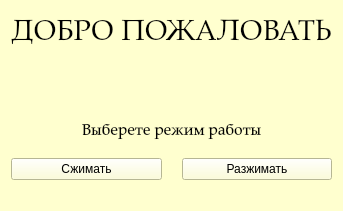
SlowKiller/RLE_translator, file welcome.ui: the form before one commit.
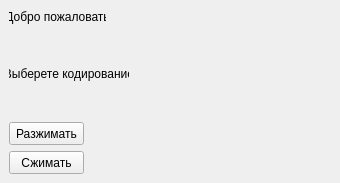
The form after the commit.

Commit message: Изменён дизайн окна приветствия (упрощён до примитива для возможности работы)

Diff of the .ui file:
```diff
--- a/welcome.ui
+++ b/welcome.ui
@@ -10,7 +10,7 @@
     <x>0</x>
     <y>0</y>
     <width>340</width>
-    <height>211</height>
+    <height>183</height>
    </rect>
   </property>
   <property name="mouseTracking">
@@ -23,108 +23,66 @@
    <bool>false</bool>
   </property>
   <property name="styleSheet">
-   <string notr="true">background-color: rgb(255, 255, 207);</string>
+   <string notr="true"/>
   </property>
-  <layout class="QVBoxLayout" name="verticalLayout_3">
-   <item>
-    <layout class="QVBoxLayout" name="Welcome_Layoyt">
-     <item>
-      <widget class="QLabel" name="Welcome_Text">
-       <property name="font">
-        <font>
-         <family>Palatino Linotype</family>
-         <pointsize>22</pointsize>
-         <weight>50</weight>
-         <bold>false</bold>
-        </font>
-       </property>
-       <property name="layoutDirection">
-        <enum>Qt::LeftToRight</enum>
-       </property>
+  <widget class="QLabel" name="label_2">
+   <property name="geometry">
+    <rect>
+     <x>9</x>
+     <y>66</y>
+     <width>120</width>
+     <height>16</height>
+    </rect>
+   </property>
        <property name="text">
-        <string>ДОБРО ПОЖАЛОВАТЬ</string>
+    <string>Выберете кодирование</string>
        </property>
        <property name="alignment">
         <set>Qt::AlignCenter</set>
        </property>
       </widget>
-     </item>
-    </layout>
-   </item>
-   <item>
-    <spacer name="Upper_Spacer">
-     <property name="orientation">
-      <enum>Qt::Vertical</enum>
-     </property>
-     <property name="sizeType">
-      <enum>QSizePolicy::Fixed</enum>
-     </property>
-     <property name="sizeHint" stdset="0">
-      <size>
-       <width>20</width>
-       <height>50</height>
-      </size>
-     </property>
-    </spacer>
-   </item>
-   <item>
-    <layout class="QVBoxLayout" name="Choose_layout">
-     <item>
-      <widget class="QLabel" name="Choose_Text">
-       <property name="font">
-        <font>
-         <family>Palatino Linotype</family>
-         <pointsize>12</pointsize>
-        </font>
-       </property>
+  <widget class="QLabel" name="Welcome_text">
+   <property name="geometry">
+    <rect>
+     <x>9</x>
+     <y>9</y>
+     <width>97</width>
+     <height>16</height>
+    </rect>
+   </property>
        <property name="text">
-        <string>Выберете режим работы</string>
+    <string>Добро пожаловать</string>
        </property>
        <property name="alignment">
         <set>Qt::AlignCenter</set>
        </property>
       </widget>
-     </item>
-    </layout>
-   </item>
-   <item>
-    <layout class="QHBoxLayout" name="Buttons_layout">
-     <property name="spacing">
-      <number>20</number>
-     </property>
-     <item>
-      <widget class="QPushButton" name="Code_But">
-       <property name="text">
-        <string>Сжимать</string>
-       </property>
-      </widget>
-     </item>
-     <item>
       <widget class="QPushButton" name="Uncode_But">
+   <property name="geometry">
+    <rect>
+     <x>9</x>
+     <y>122</y>
+     <width>75</width>
+     <height>23</height>
+    </rect>
+   </property>
        <property name="text">
         <string>Разжимать</string>
        </property>
       </widget>
-     </item>
-    </layout>
-   </item>
-   <item>
-    <spacer name="Lower_spacer">
-     <property name="orientation">
-      <enum>Qt::Vertical</enum>
-     </property>
-     <property name="sizeType">
-      <enum>QSizePolicy::Fixed</enum>
-     </property>
-     <property name="sizeHint" stdset="0">
-      <size>
-       <width>20</width>
-       <height>20</height>
-      </size>
-     </property>
-    </spacer>
-   </item>
-  </layout>
+  <widget class="QPushButton" name="Code_But">
+   <property name="geometry">
+    <rect>
+     <x>9</x>
+     <y>151</y>
+     <width>75</width>
+     <height>23</height>
+    </rect>
+   </property>
+   <property name="text">
+    <string>Сжимать</string>
+   </property>
+  </widget>
  </widget>
  <resources/>
  <connections/>
```
Lines whose indentation alone changed are shown as unchanged. The commit also changes 1 other file.
